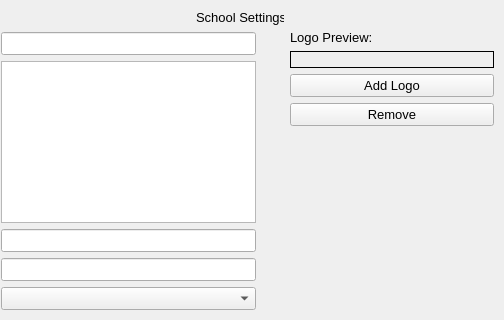
Old version of the form schoolsettingsform.ui in the repository thenewcoder/school-administration-system; both pictures show x 100 to 604 and y 0 to 320 of the 604 by 409 pixel window.
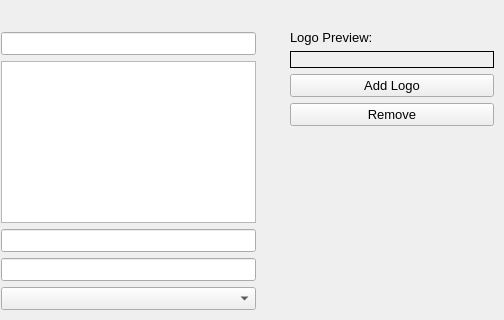
New version of the form. Icons and pictures are not drawn.

Commit message: Removed 'title' label

```diff
--- a/schoolsettingsform.ui
+++ b/schoolsettingsform.ui
@@ -18,19 +18,6 @@
   <property name="windowTitle">
    <string notr="true">School Settings</string>
   </property>
-  <widget class="QLabel" name="label">
-   <property name="geometry">
-    <rect>
-     <x>296</x>
-     <y>9</y>
-     <width>88</width>
-     <height>16</height>
-    </rect>
-   </property>
-   <property name="text">
-    <string>School Settings</string>
-   </property>
-  </widget>
   <widget class="QWidget" name="layoutWidget">
    <property name="geometry">
     <rect>
```
